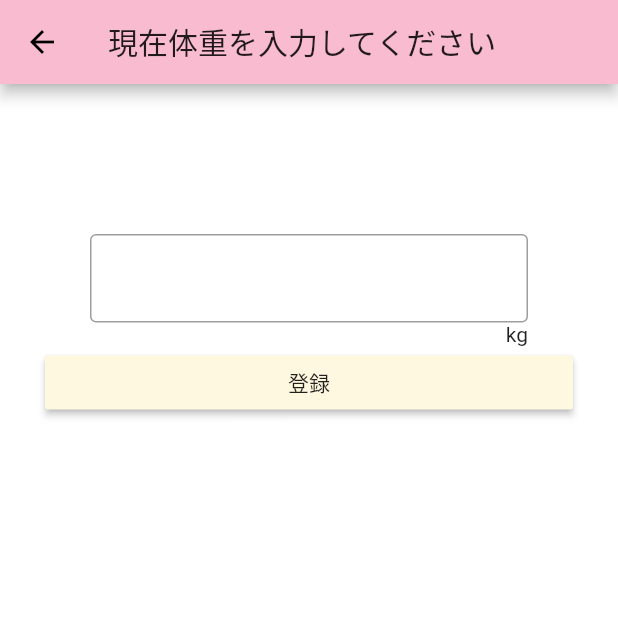
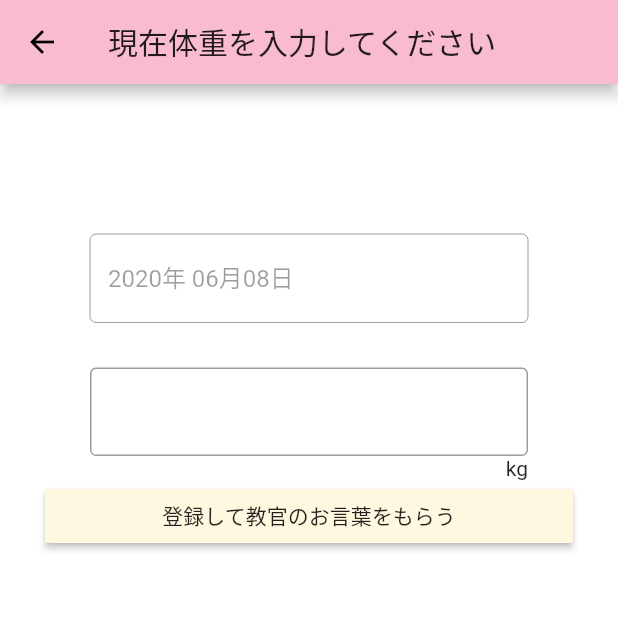
Before and after one commit to startup-technology/diet_recipe_flutter, a Flutter app: the WeightInputPage screen opened by its route, on a phone screen of 412 x 824 dp, the top half of it. Run offline on Flutter 3.47's test engine with Material 2 defaults, Android fonts, the phone set to English and light mode, and no system bars; our stand-ins replace firebase_auth, flutter_calendar_carousel, fluttertoast, share, sqflite; accounts and stored records are empty.

Commit message:
今日の体重を取得できるように修正

```diff
--- a/lib/pages/top.dart
+++ b/lib/pages/top.dart
@@ -31,6 +31,12 @@ class TopPage extends StatelessWidget {
             },
           ),
           RaisedButton(
+            child: Text('今日体重登録'),
+            onPressed: () {
+              Navigator.pushNamed(context, '/weight_input');
+            },
+          ),
+          RaisedButton(
             child: Text('カレンダー'),
             onPressed: () {
               Navigator.pushNamed(context, '/calendar');
--- a/lib/pages/weight_input.dart
+++ b/lib/pages/weight_input.dart
@@ -1,6 +1,7 @@
 import 'package:flutter/material.dart';
 import 'package:path/path.dart';
 import 'package:sqflite/sqflite.dart';
+import 'package:intl/intl.dart';
 
 class WeightInputPage extends StatefulWidget {
   @override
@@ -8,10 +9,13 @@ class WeightInputPage extends StatefulWidget {
 }
 
 class _WeightInputPageState extends State<WeightInputPage> {
-  final myController = TextEditingController();
+  final inputDateController = TextEditingController();
+  final bodyWeightController = TextEditingController();
 
   @override
   Widget build(BuildContext context) {
+    final DateTime now = DateTime.now();
+
     return Scaffold(
       backgroundColor: Color(0xFFFFFFFFF),
       appBar: AppBar(
@@ -28,7 +32,18 @@ class _WeightInputPageState extends State<WeightInputPage> {
                   Container(
                     margin: EdgeInsets.only(left: 30.0, right: 30.0),
                     child: TextField(
-                      controller: myController,
+                      controller: inputDateController
+                        ..text = DateFormat('yyyy年 MM月dd日').format(now),
+                      enabled: false,
+                      decoration: InputDecoration(
+                        border: OutlineInputBorder(),
+                      ),
+                    ),
+                  ),
+                  Container(
+                    margin: EdgeInsets.only(top: 30.0, left: 30.0, right: 30.0),
+                    child: TextField(
+                      controller: bodyWeightController,
                       decoration: InputDecoration(
                         border: OutlineInputBorder(),
                       ),
@@ -44,13 +59,14 @@ class _WeightInputPageState extends State<WeightInputPage> {
                   ButtonTheme(
                     minWidth: double.infinity,
                     child: RaisedButton(
+                      child: Text('登録して教官のお言葉をもらう'),
+                      color: Color(0xFFFFF8E0),
                       onPressed: () {
-                        insertBodyWeight(int.parse(myController.text));
+                        insertBodyWeight(DateFormat('yyyy-MM-dd').format(now),
+                            int.parse(bodyWeightController.text));
                         findBodyWeight();
                         Navigator.pushNamed(context, '/day_result');
                       },
-                      child: Text('登録'),
-                      color: Color(0xFFFFF8E0),
                     ),
                   ),
                 ],
@@ -64,17 +80,19 @@ class _WeightInputPageState extends State<WeightInputPage> {
 
   @override
   void dispose() {
-    myController.dispose();
+    inputDateController.dispose();
+    bodyWeightController.dispose();
     super.dispose();
   }
 
   createDatabase() async {
     Database database = await openDatabase(
-        join(await getDatabasesPath(), 'current_weight.db'),
+        join(await getDatabasesPath(), 'body_weight.db'),
         version: 1, onCreate: (Database db, int version) async {
       await db.execute('''
-        create table current_weights (
+        create table body_weights (
           id integer primary key autoincrement,
+          input_date datetime not null,
           body_weight integer not null)
       ''');
     });
@@ -82,16 +100,20 @@ class _WeightInputPageState extends State<WeightInputPage> {
     return database;
   }
 
-  void insertBodyWeight(int bodyWeight) async {
+  void insertBodyWeight(String inputDate, int bodyWeight) async {
     final Database db = await createDatabase();
 
-    await db.insert('current_weights', {'current_weight': bodyWeight});
+    await db.insert(
+      'body_weights',
+      {'input_date': inputDate, 'body_weight': bodyWeight},
+      conflictAlgorithm: ConflictAlgorithm.replace,
+    );
   }
 
   findBodyWeight() async {
     final Database db = await createDatabase();
 
-    List<Map> bodyWeights = await db.rawQuery('SELECT * FROM current_weights');
+    List<Map> bodyWeights = await db.rawQuery('SELECT * FROM body_weights');
 
     print(bodyWeights);
 
--- a/pubspec.yaml
+++ b/pubspec.yaml
@@ -25,6 +25,7 @@ dependencies:
     sdk: flutter
   sqflite:
   path:
+  intl:
 
   firebase_auth: ^0.16.0
   # The following adds the Cupertino Icons font to your application.
```
Also changed, not shown: pubspec.lock.
